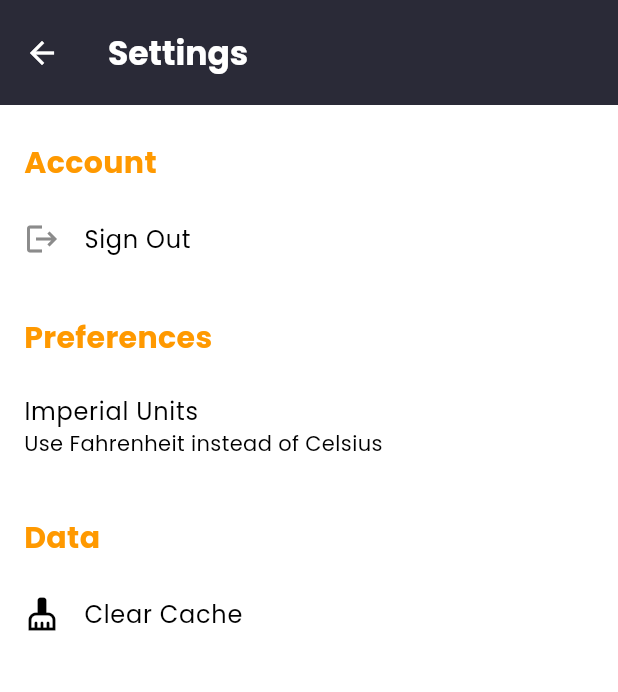
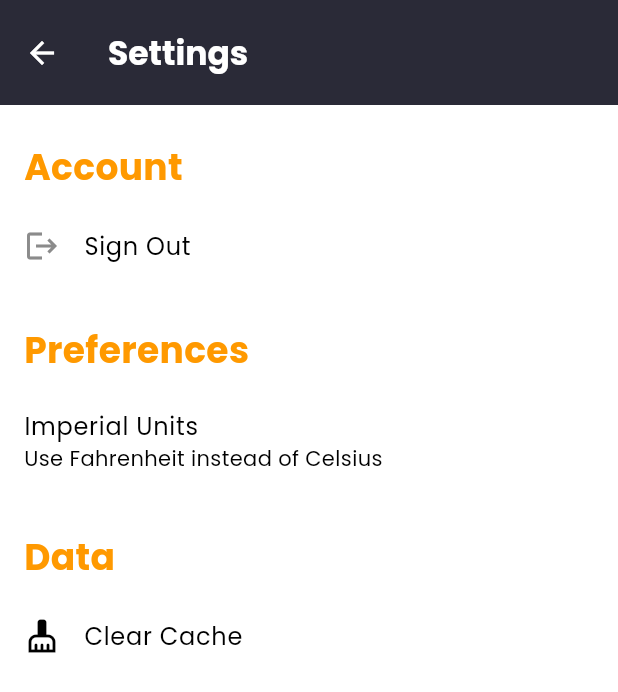
Before and after one commit to KempDewulf/envirosense-app, a Flutter app: the SettingsScreen screen opened directly, on a phone screen of 412 x 824 dp. Shown: the top 692 px of the screen. Run offline on Flutter 3.47's test engine with Material 3 defaults, Android fonts, the phone set to English and light mode, and no system bars; our stand-ins replace dotted_border, firebase_auth, firebase_core, firebase_messaging, flutter_dotenv, google_fonts and 4 more; missing offline and left inert: mobile_scanner; accounts and stored records are empty.

Commit message:
style: increase font size of section header title in SettingsScreen

```diff
--- a/lib/presentation/views/settings_screen.dart
+++ b/lib/presentation/views/settings_screen.dart
@@ -151,7 +151,7 @@ class _SectionHeader extends StatelessWidget {
       padding: const EdgeInsets.fromLTRB(16, 24, 16, 8),
       child: Text(
         title,
-        style: const TextStyle(fontSize: 20, fontWeight: FontWeight.bold, color: AppColors.secondaryColor),
+        style: const TextStyle(fontSize: 24, fontWeight: FontWeight.bold, color: AppColors.secondaryColor),
       ),
     );
   }
```
